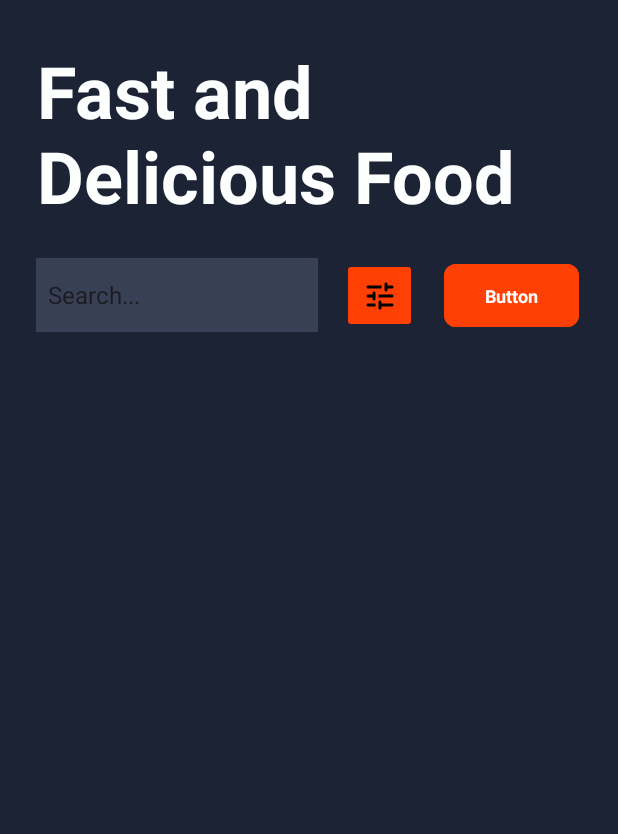
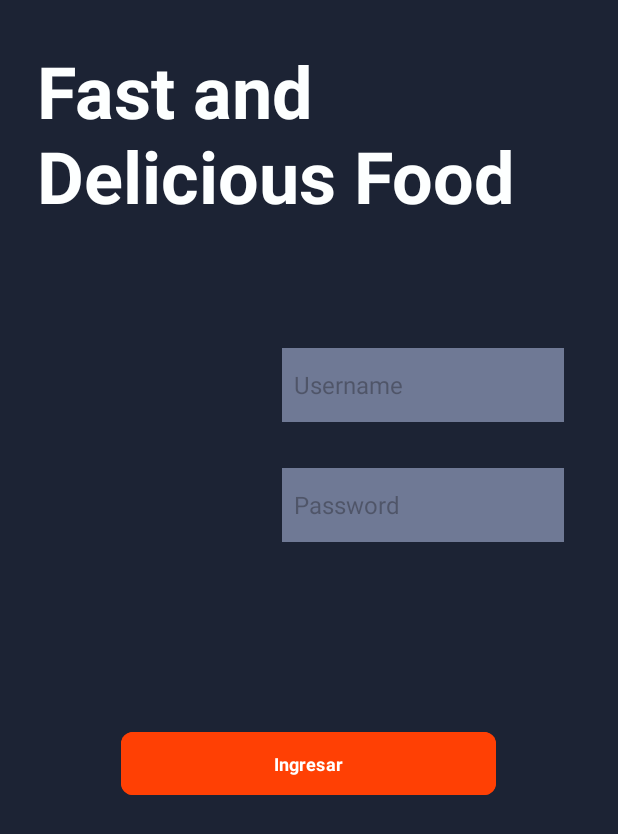
Before and after one commit to Romina-Ramirez/dispositivos_moviles_rr_xa, an Android app: the screen it shows after launch (MainActivity), on a phone screen of 412 x 824 dp. Shown: the top 834 px of the screen. Run offline under Robolectric (Android 15) with nearby library versions, the phone set to English and light mode, and no system bars; Roboto replaces fonts that are not available here.

Commit message:
Subido por Xavier Aguilar

```diff
--- /dev/null
+++ b/app/src/main/java/com/example/dispositivosmoviles/data/entities/LoginUser.kt
@@ -0,0 +1,6 @@
+package com.example.dispositivosmoviles.data.entities
+
+data class LoginUser(
+    val name: String = "root",
+    val pass: String = "root"
+)
--- a/app/src/main/res/layout/activity_main.xml
+++ b/app/src/main/res/layout/activity_main.xml
@@ -23,40 +23,44 @@
         app:layout_constraintTop_toTopOf="parent"
         tools:ignore="MissingConstraints" />
 
+
     <EditText
+        android:id="@+id/txt_name"
         style="@style/Search"
-        android:id="@+id/txt_buscar"
         android:layout_width="188dp"
         android:layout_height="49dp"
-        android:layout_marginStart="24dp"
-        android:layout_marginTop="24dp"
+        android:hint="Username"
+        android:layout_marginStart="188dp"
+        android:layout_marginTop="84dp"
         app:layout_constraintStart_toStartOf="parent"
         app:layout_constraintTop_toBottomOf="@+id/textView2"
         tools:ignore="MissingConstraints" />
 
-    <ImageButton
-        android:id="@+id/imageButton3"
-        style="@style/ButtonSet"
-        android:layout_width="50dp"
-        android:layout_height="50dp"
-        android:layout_marginStart="16dp"
-        android:layout_marginTop="24dp"
-        app:layout_constraintStart_toEndOf="@+id/txt_buscar"
+    <EditText
+        android:id="@+id/txt_pass"
+        style="@style/Search"
+        android:layout_width="188dp"
+        android:layout_height="49dp"
+        android:hint="Password"
+        android:layout_marginStart="188dp"
+        android:layout_marginTop="164dp"
+        app:layout_constraintStart_toStartOf="parent"
         app:layout_constraintTop_toBottomOf="@+id/textView2"
-        app:srcCompat="@drawable/round_tune"
-        tools:ignore="SpeakableTextPresentCheck" />
+        tools:ignore="MissingConstraints" />
 
     <Button
-
-        android:id="@+id/button"
+        android:id="@+id/btn_login"
         style="@style/ButtonCancel"
-        android:layout_width="90dp"
+        android:layout_width="250dp"
         android:layout_height="50dp"
-        android:layout_marginStart="84dp"
-        android:layout_marginTop="24dp"
-        android:text="Button"
-        app:layout_constraintStart_toEndOf="@+id/txt_buscar"
+        android:layout_marginTop="336dp"
+        android:text="Ingresar"
+        app:layout_constraintBottom_toBottomOf="parent"
+        app:layout_constraintEnd_toEndOf="parent"
+        app:layout_constraintHorizontal_bias="0.498"
+        app:layout_constraintStart_toStartOf="parent"
         app:layout_constraintTop_toBottomOf="@+id/textView2"
+        app:layout_constraintVertical_bias="0.0"
         tools:ignore="MissingConstraints" />
 
     <!--    <Button-->
--- a/app/src/main/res/values/colors.xml
+++ b/app/src/main/res/values/colors.xml
@@ -8,5 +8,5 @@
     <color name="title_color_dm">#fdffff</color>
     <color name="blue">#3F51B5</color>
     <color name="orange">#FF4004</color>
-    <color name="background_search">#384055</color>
+    <color name="background_search">#6F7995</color>
 </resources>
--- a/app/src/main/res/values/themes.xml
+++ b/app/src/main/res/values/themes.xml
@@ -15,7 +15,6 @@
         <item name="android:background">@color/background_search</item>
         <item name="android:padding">8dp</item>
         <item name="android:textSize">16sp</item>
-        <item name="android:text">"Search..."</item>
     </style>
 
     <style name="ButtonSet" parent="Widget.Material3.MaterialTimePicker.ImageButton">
```
Also changed, not shown: app/src/main/java/com/example/dispositivosmoviles/logic/validator/LoginValidator.kt (added, +11 -0 lines), app/src/main/java/com/example/dispositivosmoviles/ui/activities/MainActivity.kt (+24 -25 lines). Lines whose indentation alone changed are shown as unchanged.
